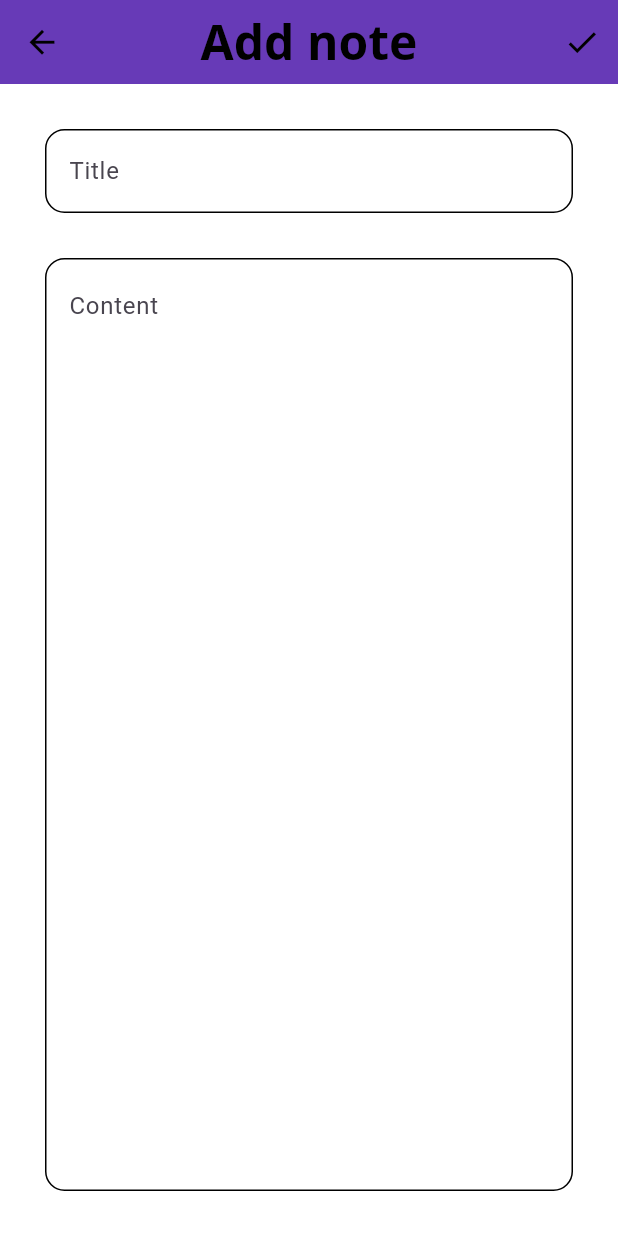
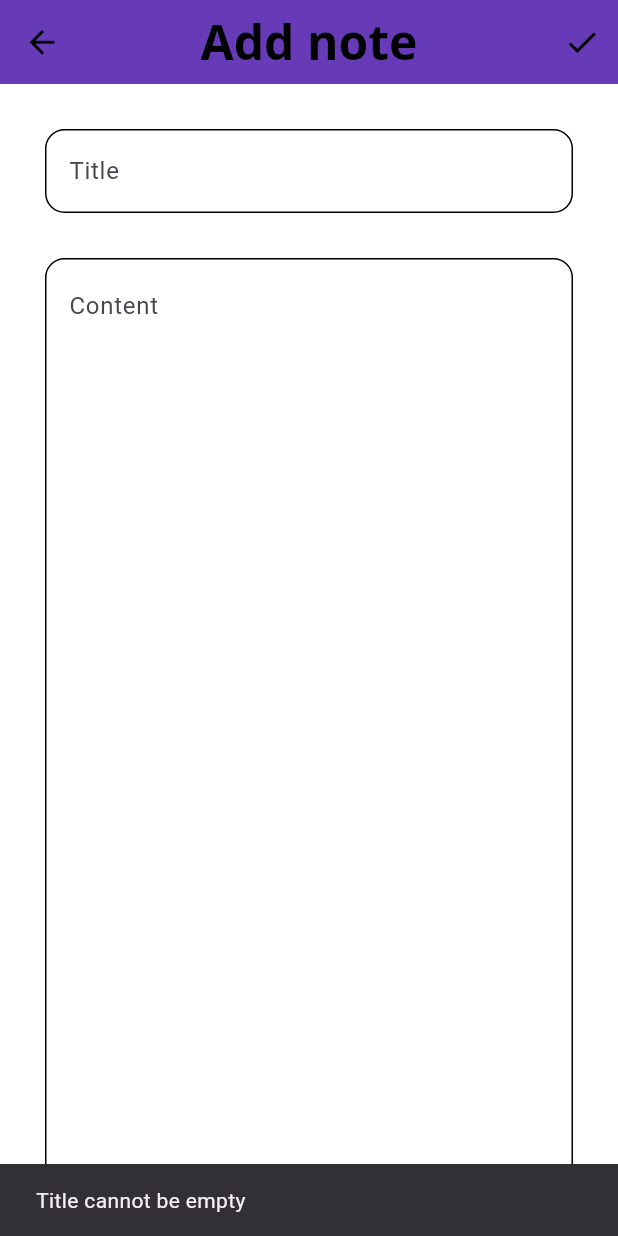
Before and after one commit to YoussefTalaat011/note_app, a Flutter app: the AddNoteScreen screen opened directly, after a tap on the "check" icon, on a phone screen of 412 x 824 dp. Run offline on Flutter 3.47's test engine with Material 3 defaults, Android fonts, the phone set to English and light mode, and no system bars; our stand-ins replace flutter_bloc; Roboto replaces fonts that are missing (Open Sans).

Commit message:
Fixed add

```diff
--- a/lib/add.dart
+++ b/lib/add.dart
@@ -1,5 +1,6 @@
 import 'package:flutter/material.dart';
-
+import 'package:flutter_bloc/flutter_bloc.dart';
+import 'add_edit_cubit.dart';
 
 class AddNoteScreen extends StatefulWidget {
   const AddNoteScreen({super.key});
@@ -12,33 +13,56 @@ class _AddNoteScreenState extends State<AddNoteScreen> {
   final titleController = TextEditingController();
   final contentController = TextEditingController();
 
- void saveNote() {
-  if (titleController.text.trim().isEmpty) {
-    return;
-  }
-
-  Navigator.pop(context, {
-    'title': titleController.text.trim(),
-    'content': contentController.text.trim(),
-  });
-}
-
   @override
   Widget build(BuildContext context) {
+    return BlocProvider(
+      create: (context) => AddEditCubit(),
+      child: BlocListener<AddEditCubit, AddEditState>(
+        listener: (context, state) {
+          if (state is AddEditSuccess) {
+            Navigator.pop(context, state.noteData);
+          } else if (state is AddEditError) {
+            ScaffoldMessenger.of(
+              context,
+            ).showSnackBar(SnackBar(content: Text(state.message)));
+          }
+        },
+        child: Builder(
+          builder: (context) {
             return Scaffold(
               backgroundColor: Theme.of(context).scaffoldBackgroundColor,
               appBar: AppBar(
                 title: Text(
                   "Add note",
                   style: TextStyle(
-            color: Theme.of(context).appBarTheme.titleTextStyle?.color ?? Colors.black,
-            fontSize: Theme.of(context).appBarTheme.titleTextStyle?.fontSize ?? 32,
-            fontWeight: Theme.of(context).appBarTheme.titleTextStyle?.fontWeight ?? FontWeight.bold,
+                    color:
+                        Theme.of(context).appBarTheme.titleTextStyle?.color ??
+                        Colors.black,
+                    fontSize:
+                        Theme.of(
+                          context,
+                        ).appBarTheme.titleTextStyle?.fontSize ??
+                        32,
+                    fontWeight:
+                        Theme.of(
+                          context,
+                        ).appBarTheme.titleTextStyle?.fontWeight ??
+                        FontWeight.bold,
                   ),
                 ),
                 centerTitle: Theme.of(context).appBarTheme.centerTitle ?? true,
                 backgroundColor: Theme.of(context).appBarTheme.backgroundColor,
-        actions: [IconButton(onPressed: saveNote, icon: Icon(Icons.check))],
+                actions: [
+                  IconButton(
+                    onPressed: () {
+                      context.read<AddEditCubit>().saveNote(
+                        titleController.text,
+                        contentController.text,
+                      );
+                    },
+                    icon: Icon(Icons.check),
+                  ),
+                ],
               ),
               body: Padding(
                 padding: EdgeInsets.all(30),
@@ -72,5 +96,9 @@ class _AddNoteScreenState extends State<AddNoteScreen> {
                 ),
               ),
             );
+          },
+        ),
+      ),
+    );
   }
 }
```
Lines whose indentation alone changed are shown as unchanged.
